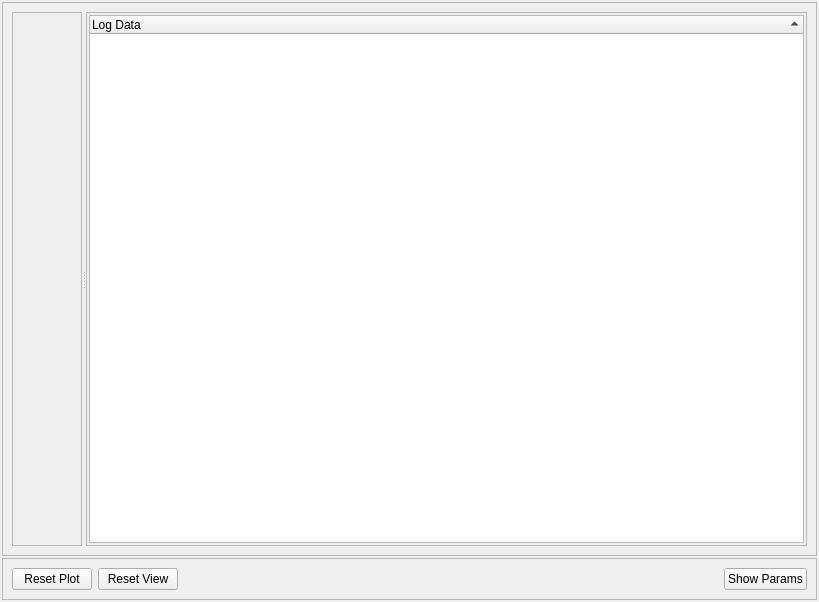
Above: logplotwindow.ui from Enem-20/CGS before the change. Below: the same form after it.
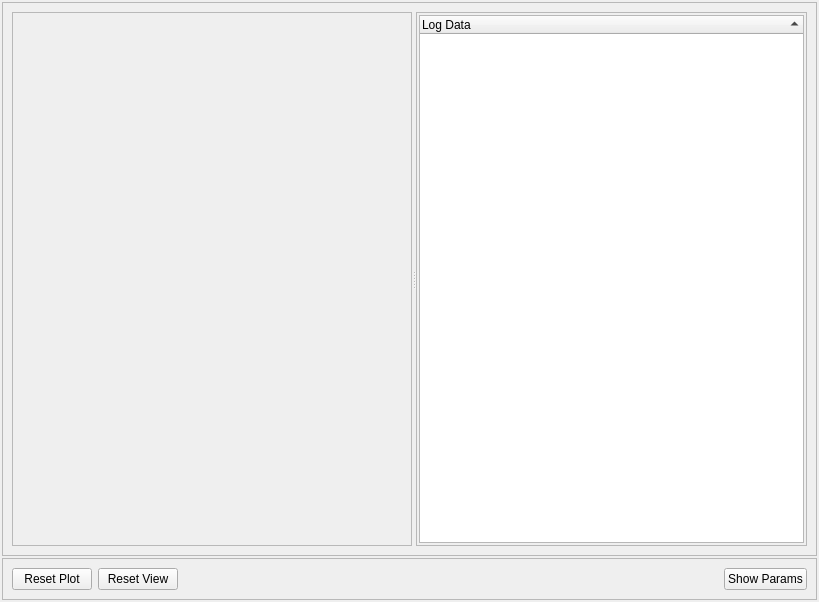
That is the form after the change.

Patch:
```diff
--- a/logplotwindow.ui
+++ b/logplotwindow.ui
@@ -50,6 +50,12 @@
          <enum>Qt::Orientation::Horizontal</enum>
         </property>
         <widget class="QScrollArea" name="scrollArea">
+         <property name="minimumSize">
+          <size>
+           <width>400</width>
+           <height>100</height>
+          </size>
+         </property>
          <property name="sizeAdjustPolicy">
           <enum>QAbstractScrollArea::SizeAdjustPolicy::AdjustToContents</enum>
          </property>
@@ -61,7 +67,7 @@
            <rect>
             <x>0</x>
             <y>0</y>
-            <width>68</width>
+            <width>398</width>
             <height>532</height>
            </rect>
           </property>
```
